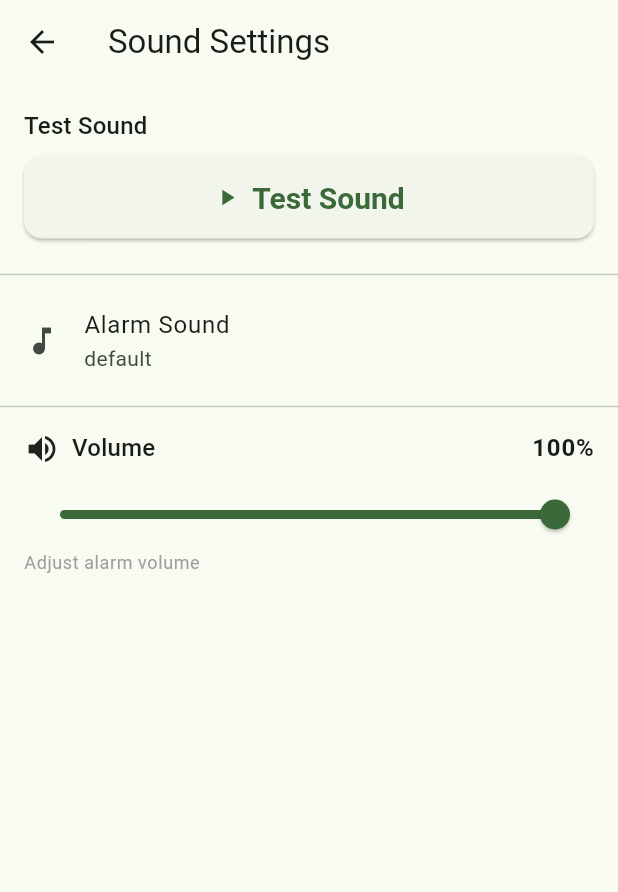
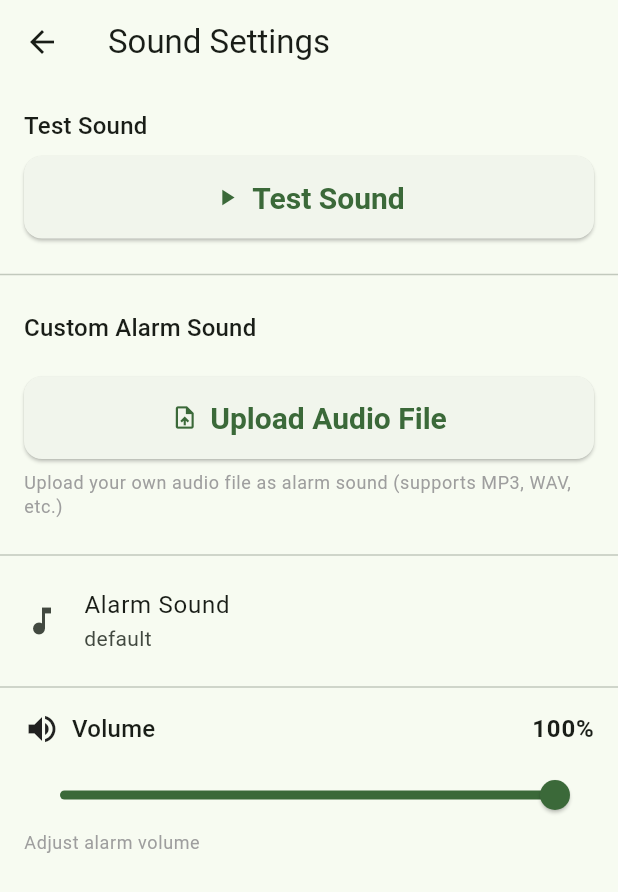
Before and after one commit to calcitem/GridTimer, a Flutter app: the SoundSettingsPage screen opened directly, on a phone screen of 412 x 824 dp. Shown: the top 892 px of the screen. Run offline on Flutter 3.47's test engine with Material 3 defaults, Android fonts, the phone set to English and light mode, and no system bars; our stand-ins replace audioplayers, file_picker, flutter_local_notifications, flutter_riverpod, flutter_tts, freezed_annotation and 4 more; missing offline and left inert: app_settings, home_widget; accounts and stored records are empty; generated files the repository leaves out were written again; statements that could not run were skipped.

Commit message:
feat: Add custom audio file upload support for alarm sounds
Allow users to upload and use their own audio files as alarm sounds using
file_picker. The feature includes:
- File picker integration for audio file selection
- Custom audio path storage in app settings
- Audio service enhancement to play custom audio files
- UI updates in sound settings page with upload/change/clear options
- Support for multiple audio formats (MP3, WAV, etc.)
- Bilingual localization (Chinese and English)

```diff
--- a/lib/app/providers.dart
+++ b/lib/app/providers.dart
@@ -189,4 +189,9 @@ class AppSettingsNotifier extends StateNotifier<AsyncValue<AppSettings>> {
     assert(minutes > 0, 'Interval pause must be greater than 0');
     await updateSettings((s) => s.copyWith(audioIntervalPauseMinutes: minutes));
   }
+
+  /// Update custom audio path.
+  Future<void> updateCustomAudioPath(String? path) async {
+    await updateSettings((s) => s.copyWith(customAudioPath: path));
+  }
 }
--- a/lib/core/domain/entities/app_settings.dart
+++ b/lib/core/domain/entities/app_settings.dart
@@ -59,6 +59,9 @@ abstract class AppSettings with _$AppSettings {
 
     /// Interval pause duration in minutes (for loopWithInterval modes).
     @Default(2) int audioIntervalPauseMinutes,
+
+    /// Custom audio file path (null means use default sound).
+    String? customAudioPath,
   }) = _AppSettings;
 
   factory AppSettings.fromJson(Map<String, dynamic> json) =>
--- a/lib/data/models/app_settings_hive.dart
+++ b/lib/data/models/app_settings_hive.dart
@@ -55,6 +55,9 @@ class AppSettingsHive {
   @HiveField(15, defaultValue: 2)
   final int audioIntervalPauseMinutes;
 
+  @HiveField(16)
+  final String? customAudioPath;
+
   AppSettingsHive({
     required this.activeModeId,
     required this.flashEnabled,
@@ -72,6 +75,7 @@ class AppSettingsHive {
     required this.audioPlaybackModeIndex,
     required this.audioLoopDurationMinutes,
     required this.audioIntervalPauseMinutes,
+    this.customAudioPath,
   });
 
   /// Convert from domain entity.
@@ -93,6 +97,7 @@ class AppSettingsHive {
       audioPlaybackModeIndex: settings.audioPlaybackMode.index,
       audioLoopDurationMinutes: settings.audioLoopDurationMinutes,
       audioIntervalPauseMinutes: settings.audioIntervalPauseMinutes,
+      customAudioPath: settings.customAudioPath,
     );
   }
 
@@ -115,6 +120,7 @@ class AppSettingsHive {
       audioPlaybackMode: AudioPlaybackMode.values[audioPlaybackModeIndex],
       audioLoopDurationMinutes: audioLoopDurationMinutes,
       audioIntervalPauseMinutes: audioIntervalPauseMinutes,
+      customAudioPath: customAudioPath,
     );
   }
 }
--- a/lib/infrastructure/timer_service.dart
+++ b/lib/infrastructure/timer_service.dart
@@ -123,6 +123,7 @@ class TimerService implements ITimerService {
         mode: settings?.audioPlaybackMode ?? AudioPlaybackMode.loopIndefinitely,
         loopDurationMinutes: settings?.audioLoopDurationMinutes ?? 5,
         intervalPauseMinutes: settings?.audioIntervalPauseMinutes ?? 2,
+        customAudioPath: settings?.customAudioPath,
       );
 
       // 显示即时通知，确保锁屏时也能发声
@@ -358,6 +359,7 @@ class TimerService implements ITimerService {
         mode: settings?.audioPlaybackMode ?? AudioPlaybackMode.loopIndefinitely,
         loopDurationMinutes: settings?.audioLoopDurationMinutes ?? 5,
         intervalPauseMinutes: settings?.audioIntervalPauseMinutes ?? 2,
+        customAudioPath: settings?.customAudioPath,
       );
 
       // 显示即时通知，确保锁屏时也能发声
--- a/lib/l10n/app_en.arb
+++ b/lib/l10n/app_en.arb
@@ -448,5 +448,45 @@
   "minutesUnit": "minutes",
   "@minutesUnit": {
     "description": "Minutes unit label"
+  },
+
+  "customAudio": "Custom Alarm Sound",
+  "@customAudio": {
+    "description": "Custom audio section title"
+  },
+
+  "customAudioDesc": "Upload your own audio file as alarm sound (supports MP3, WAV, etc.)",
+  "@customAudioDesc": {
+    "description": "Custom audio description"
+  },
+
+  "uploadCustomAudio": "Upload Audio File",
+  "@uploadCustomAudio": {
+    "description": "Upload custom audio button"
+  },
+
+  "changeCustomAudio": "Change Audio File",
+  "@changeCustomAudio": {
+    "description": "Change custom audio button"
+  },
+
+  "clearCustomAudio": "Clear",
+  "@clearCustomAudio": {
+    "description": "Clear custom audio button"
+  },
+
+  "customAudioActive": "Currently using custom audio",
+  "@customAudioActive": {
+    "description": "Custom audio active message"
+  },
+
+  "customAudioSelected": "Custom audio has been set",
+  "@customAudioSelected": {
+    "description": "Custom audio selected confirmation"
+  },
+
+  "customAudioCleared": "Restored to default sound",
+  "@customAudioCleared": {
+    "description": "Custom audio cleared confirmation"
   }
 }
--- a/lib/l10n/app_localizations.dart
+++ b/lib/l10n/app_localizations.dart
@@ -607,6 +607,54 @@ abstract class AppLocalizations {
   /// In en, this message translates to:
   /// **'minutes'**
   String get minutesUnit;
+
+  /// Custom audio section title
+  ///
+  /// In en, this message translates to:
+  /// **'Custom Alarm Sound'**
+  String get customAudio;
+
+  /// Custom audio description
+  ///
+  /// In en, this message translates to:
+  /// **'Upload your own audio file as alarm sound (supports MP3, WAV, etc.)'**
+  String get customAudioDesc;
+
+  /// Upload custom audio button
+  ///
+  /// In en, this message translates to:
+  /// **'Upload Audio File'**
+  String get uploadCustomAudio;
+
+  /// Change custom audio button
+  ///
+  /// In en, this message translates to:
+  /// **'Change Audio File'**
+  String get changeCustomAudio;
+
+  /// Clear custom audio button
+  ///
+  /// In en, this message translates to:
+  /// **'Clear'**
+  String get clearCustomAudio;
+
+  /// Custom audio active message
+  ///
+  /// In en, this message translates to:
+  /// **'Currently using custom audio'**
+  String get customAudioActive;
+
+  /// Custom audio selected confirmation
+  ///
+  /// In en, this message translates to:
+  /// **'Custom audio has been set'**
+  String get customAudioSelected;
+
+  /// Custom audio cleared confirmation
+  ///
+  /// In en, this message translates to:
+  /// **'Restored to default sound'**
+  String get customAudioCleared;
 }
 
 class _AppLocalizationsDelegate
--- a/lib/l10n/app_localizations_en.dart
+++ b/lib/l10n/app_localizations_en.dart
@@ -280,4 +280,29 @@ class AppLocalizationsEn extends AppLocalizations {
 
   @override
   String get minutesUnit => 'minutes';
+
+  @override
+  String get customAudio => 'Custom Alarm Sound';
+
+  @override
+  String get customAudioDesc =>
+      'Upload your own audio file as alarm sound (supports MP3, WAV, etc.)';
+
+  @override
+  String get uploadCustomAudio => 'Upload Audio File';
+
+  @override
+  String get changeCustomAudio => 'Change Audio File';
+
+  @override
+  String get clearCustomAudio => 'Clear';
+
+  @override
+  String get customAudioActive => 'Currently using custom audio';
+
+  @override
+  String get customAudioSelected => 'Custom audio has been set';
+
+  @override
+  String get customAudioCleared => 'Restored to default sound';
 }
--- a/lib/presentation/pages/sound_settings_page.dart
+++ b/lib/presentation/pages/sound_settings_page.dart
@@ -1,5 +1,6 @@
 import 'package:flutter/material.dart';
 import 'package:flutter_riverpod/flutter_riverpod.dart';
+import 'package:file_picker/file_picker.dart';
 import '../../app/providers.dart';
 import '../../l10n/app_localizations.dart';
 
@@ -14,7 +15,7 @@ class SoundSettingsPage extends ConsumerStatefulWidget {
 class _SoundSettingsPageState extends ConsumerState<SoundSettingsPage> {
   bool _isPlaying = false;
 
-  Future<void> _testSound(double volume) async {
+  Future<void> _testSound(double volume, String? customAudioPath) async {
     if (_isPlaying) return;
 
     final audioService = ref.read(audioServiceProvider);
@@ -24,7 +25,11 @@ class _SoundSettingsPageState extends ConsumerState<SoundSettingsPage> {
 
     try {
       // Play test sound with current volume
-      await audioService.playLoop(soundKey: 'default', volume: volume);
+      await audioService.playLoop(
+        soundKey: 'default',
+        volume: volume,
+        customAudioPath: customAudioPath,
+      );
 
       // Stop after 2 seconds
       await Future.delayed(const Duration(seconds: 2));
@@ -41,6 +46,59 @@ class _SoundSettingsPageState extends ConsumerState<SoundSettingsPage> {
       if (mounted) {
         setState(() => _isPlaying = false);
       }
+    }
+  }
+
+  Future<void> _pickAudioFile() async {
+    final l10n = AppLocalizations.of(context)!;
+
+    try {
+      final result = await FilePicker.platform.pickFiles(
+        type: FileType.audio,
+        allowMultiple: false,
+      );
+
+      if (result != null && result.files.single.path != null) {
+        final filePath = result.files.single.path!;
+        await ref
+            .read(appSettingsProvider.notifier)
+            .updateCustomAudioPath(filePath);
+
+        if (mounted) {
+          ScaffoldMessenger.of(context).showSnackBar(
+            SnackBar(
+              content: Text(l10n.customAudioSelected),
+              duration: const Duration(seconds: 2),
+            ),
+          );
+        }
+      }
+    } catch (e) {
+      if (mounted) {
+        ScaffoldMessenger.of(context).showSnackBar(
+          SnackBar(
+            content: Text(l10n.errorText(e.toString())),
+            duration: const Duration(seconds: 2),
+          ),
+        );
+      }
+    }
+  }
+
+  Future<void> _clearCustomAudio() async {
+    final l10n = AppLocalizations.of(context)!;
+
+    await ref
+        .read(appSettingsProvider.notifier)
+        .updateCustomAudioPath(null);
+
+    if (mounted) {
+      ScaffoldMessenger.of(context).showSnackBar(
+        SnackBar(
+          content: Text(l10n.customAudioCleared),
+          duration: const Duration(seconds: 2),
+        ),
+      );
     }
   }
 
@@ -70,7 +128,10 @@ class _SoundSettingsPageState extends ConsumerState<SoundSettingsPage> {
                   ElevatedButton.icon(
                     onPressed: _isPlaying
                         ? null
-                        : () => _testSound(settings.soundVolume),
+                        : () => _testSound(
+                              settings.soundVolume,
+                              settings.customAudioPath,
+                            ),
                     icon: _isPlaying
                         ? const SizedBox(
                             width: 20,
@@ -79,6 +140,92 @@ class _SoundSettingsPageState extends ConsumerState<SoundSettingsPage> {
                           )
                         : const Icon(Icons.play_arrow),
                     label: Text(_isPlaying ? '播放中...' : l10n.testSound),
+                  ),
+                ],
+              ),
+            ),
+            const Divider(),
+
+            // Custom Audio Section
+            Padding(
+              padding: const EdgeInsets.all(16.0),
+              child: Column(
+                crossAxisAlignment: CrossAxisAlignment.start,
+                children: [
+                  Text(
+                    l10n.customAudio,
+                    style: Theme.of(context).textTheme.titleMedium,
+                  ),
+                  const SizedBox(height: 8),
+                  if (settings.customAudioPath != null)
+                    Container(
+                      padding: const EdgeInsets.all(12),
+                      decoration: BoxDecoration(
+                        color: Colors.green.withAlpha(25),
+                        borderRadius: BorderRadius.circular(8),
+                        border: Border.all(color: Colors.green),
+                      ),
+                      child: Row(
+                        children: [
+                          const Icon(Icons.check_circle, color: Colors.green),
+                          const SizedBox(width: 12),
+                          Expanded(
+                            child: Column(
+                              crossAxisAlignment: CrossAxisAlignment.start,
+                              children: [
+                                Text(
+                                  l10n.customAudioActive,
+                                  style: const TextStyle(
+                                    fontWeight: FontWeight.bold,
+                                  ),
+                                ),
+                                const SizedBox(height: 4),
+                                Text(
+                                  settings.customAudioPath!.split('/').last,
+                                  style: Theme.of(context).textTheme.bodySmall,
+                                  maxLines: 1,
+                                  overflow: TextOverflow.ellipsis,
+                                ),
+                              ],
+                            ),
+                          ),
+                        ],
+                      ),
+                    ),
+                  const SizedBox(height: 12),
+                  Row(
+                    children: [
+                      Expanded(
+                        child: ElevatedButton.icon(
+                          onPressed: _pickAudioFile,
+                          icon: const Icon(Icons.upload_file),
+                          label: Text(
+                            settings.customAudioPath != null
+                                ? l10n.changeCustomAudio
+                                : l10n.uploadCustomAudio,
+                          ),
+                        ),
+                      ),
+                      if (settings.customAudioPath != null) ...[
+                        const SizedBox(width: 8),
+                        ElevatedButton.icon(
+                          onPressed: _clearCustomAudio,
+                          icon: const Icon(Icons.delete_outline),
+                          label: Text(l10n.clearCustomAudio),
+                          style: ElevatedButton.styleFrom(
+                            backgroundColor: Colors.red.withAlpha(25),
+                            foregroundColor: Colors.red,
+                          ),
+                        ),
+                      ],
+                    ],
+                  ),
+                  const SizedBox(height: 8),
+                  Text(
+                    l10n.customAudioDesc,
+                    style: Theme.of(context).textTheme.bodySmall?.copyWith(
+                          color: Colors.grey,
+                        ),
                   ),
                 ],
               ),
--- a/pubspec.yaml
+++ b/pubspec.yaml
@@ -27,6 +27,9 @@ dependencies:
   # Permissions & Settings
   permission_handler: 12.0.1
   app_settings: ^5.1.1
+
+  # File Picker
+  file_picker: ^8.1.4
 
   # Home Screen Widget
   home_widget: ^0.7.0
```
Also changed, not shown: lib/core/domain/services/i_audio_service.dart (+7 -1 lines), lib/infrastructure/audio_service.dart (+11 -9 lines), lib/l10n/app_localizations_zh.dart (+24 -0 lines), lib/l10n/app_zh.arb (+10 -1 lines), 2 other files.
